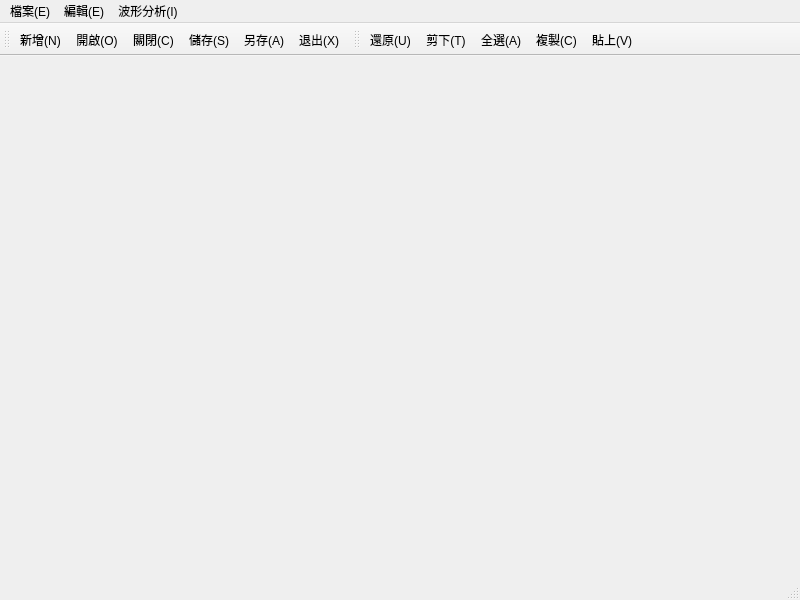
Qt form mainwindow.ui (kihochalong/DesignWindow) before a commit.
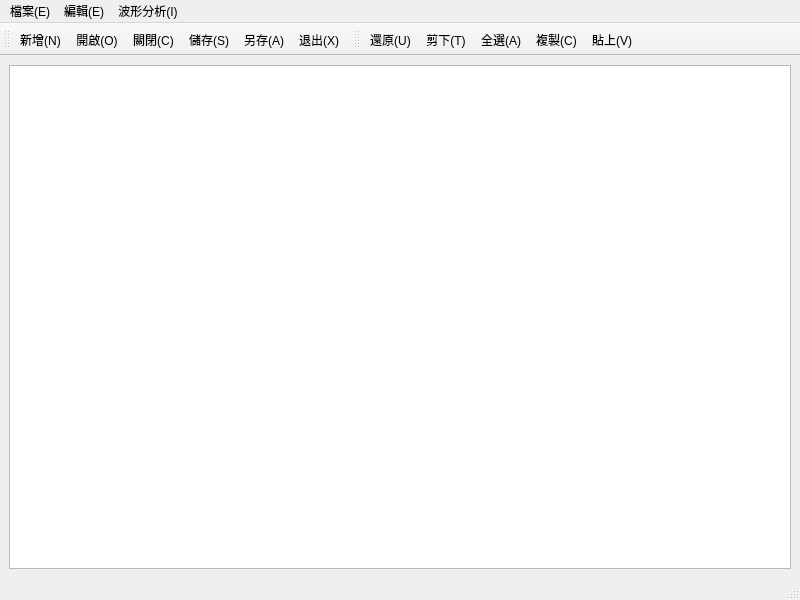
The same form after that commit. Icons and pictures are not drawn.

Commit message: Add text input area and file open/save functionality

Diff of the .ui file:
```diff
--- a/mainwindow.ui
+++ b/mainwindow.ui
@@ -13,7 +13,13 @@
   <property name="windowTitle">
    <string>MainWindow</string>
   </property>
-  <widget class="QWidget" name="centralwidget"/>
+  <widget class="QWidget" name="centralwidget">
+   <layout class="QVBoxLayout" name="verticalLayout">
+    <item>
+     <widget class="QTextEdit" name="textEdit"/>
+    </item>
+   </layout>
+  </widget>
   <widget class="QMenuBar" name="menubar">
    <property name="geometry">
     <rect>
```
The commit also changes 2 other files.
